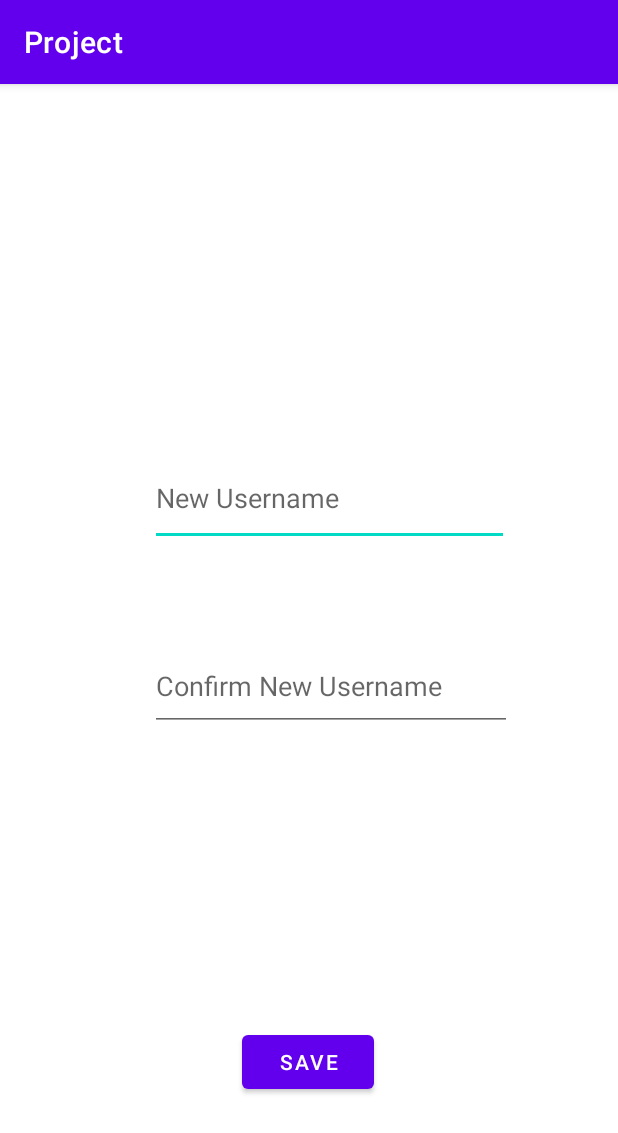
After one commit to kirtanakrishnan/CS4520_FinalProject, an Android app: the fragment EditProfileFragment shown on its own in the app's theme, on a phone screen of 412 x 824 dp. The commit adds this screen. Shown: the top 1133 px of the screen. Run offline under Robolectric (Android 15) with nearby library versions, the light colour scheme and no system bars.

Commit message:
profile front end

```diff
--- /dev/null
+++ b/app/src/main/java/com/example/project/EditProfileFragment.java
@@ -0,0 +1,64 @@
+package com.example.project;
+
+import android.os.Bundle;
+
+import androidx.fragment.app.Fragment;
+
+import android.view.LayoutInflater;
+import android.view.View;
+import android.view.ViewGroup;
+
+/**
+ * A simple {@link Fragment} subclass.
+ * Use the {@link EditProfileFragment#newInstance} factory method to
+ * create an instance of this fragment.
+ */
+public class EditProfileFragment extends Fragment {
+
+    // TODO: Rename parameter arguments, choose names that match
+    // the fragment initialization parameters, e.g. ARG_ITEM_NUMBER
+    private static final String ARG_PARAM1 = "param1";
+    private static final String ARG_PARAM2 = "param2";
+
+    // TODO: Rename and change types of parameters
+    private String mParam1;
+    private String mParam2;
+
+    public EditProfileFragment() {
+        // Required empty public constructor
+    }
+
+    /**
+     * Use this factory method to create a new instance of
+     * this fragment using the provided parameters.
+     *
+     * @param param1 Parameter 1.
+     * @param param2 Parameter 2.
+     * @return A new instance of fragment EditProfileFragment.
+     */
+    // TODO: Rename and change types and number of parameters
+    public static EditProfileFragment newInstance(String param1, String param2) {
+        EditProfileFragment fragment = new EditProfileFragment();
+        Bundle args = new Bundle();
+        args.putString(ARG_PARAM1, param1);
+        args.putString(ARG_PARAM2, param2);
+        fragment.setArguments(args);
+        return fragment;
+    }
+
+    @Override
+    public void onCreate(Bundle savedInstanceState) {
+        super.onCreate(savedInstanceState);
+        if (getArguments() != null) {
+            mParam1 = getArguments().getString(ARG_PARAM1);
+            mParam2 = getArguments().getString(ARG_PARAM2);
+        }
+    }
+
+    @Override
+    public View onCreateView(LayoutInflater inflater, ViewGroup container,
+                             Bundle savedInstanceState) {
+        // Inflate the layout for this fragment
+        return inflater.inflate(R.layout.fragment_edit_profile, container, false);
+    }
+}
--- /dev/null
+++ b/app/src/main/res/layout/fragment_edit_profile.xml
@@ -0,0 +1,63 @@
+<?xml version="1.0" encoding="utf-8"?>
+<androidx.constraintlayout.widget.ConstraintLayout xmlns:android="http://schemas.android.com/apk/res/android"
+    xmlns:app="http://schemas.android.com/apk/res-auto"
+    xmlns:tools="http://schemas.android.com/tools"
+    android:id="@+id/frameLayout2"
+    android:layout_width="match_parent"
+    android:layout_height="match_parent"
+    tools:context=".EditProfileFragment" >
+
+    <ImageView
+        android:id="@+id/chooseProfilePic"
+        android:layout_width="wrap_content"
+        android:layout_height="wrap_content"
+        android:layout_marginTop="100dp"
+        app:layout_constraintEnd_toEndOf="parent"
+        app:layout_constraintHorizontal_bias="0.498"
+        app:layout_constraintStart_toStartOf="parent"
+        app:layout_constraintTop_toTopOf="parent"
+        tools:src="@tools:sample/avatars" />
+
+    <Button
+        android:id="@+id/buttonSave"
+        android:layout_width="wrap_content"
+        android:layout_height="wrap_content"
+        android:layout_marginBottom="92dp"
+        android:text="@string/name_save"
+        app:layout_constraintBottom_toBottomOf="parent"
+        app:layout_constraintEnd_toEndOf="parent"
+        app:layout_constraintHorizontal_bias="0.498"
+        app:layout_constraintStart_toStartOf="parent" />
+
+    <EditText
+        android:id="@+id/editUsername"
+        android:layout_width="239dp"
+        android:layout_height="64dp"
+        android:layout_marginStart="100dp"
+        android:layout_marginEnd="100dp"
+        android:hint="@string/name_editUsername"
+        android:inputType="text"
+        app:layout_constraintBottom_toTopOf="@+id/buttonSave"
+        app:layout_constraintEnd_toEndOf="parent"
+        app:layout_constraintHorizontal_bias="0.0"
+        app:layout_constraintStart_toStartOf="parent"
+        app:layout_constraintTop_toBottomOf="@+id/chooseProfilePic"
+        app:layout_constraintVertical_bias="0.311" />
+
+    <EditText
+        android:id="@+id/confirmUsername"
+        android:layout_width="241dp"
+        android:layout_height="60dp"
+        android:layout_marginStart="100dp"
+        android:layout_marginTop="63dp"
+        android:layout_marginEnd="100dp"
+        android:layout_marginBottom="111dp"
+        android:hint="@string/name_confirmUsername"
+        android:inputType="text"
+        app:layout_constraintBottom_toTopOf="@+id/buttonSave"
+        app:layout_constraintEnd_toEndOf="parent"
+        app:layout_constraintHorizontal_bias="0.0"
+        app:layout_constraintStart_toStartOf="parent"
+        app:layout_constraintTop_toBottomOf="@+id/editUsername"
+        app:layout_constraintVertical_bias="0.0" />
+</androidx.constraintlayout.widget.ConstraintLayout>
--- a/app/src/main/res/values/strings.xml
+++ b/app/src/main/res/values/strings.xml
@@ -15,4 +15,10 @@
     <string name="add">Add</string>
     <string name="namePrompt">Name:</string>
     <string name="musicCompatibility">Music Compatibility:</string>
+    <string name="name_username">Username</string>
+    <string name="name_editProfile">Edit Profile</string>
+    <string name="name_top10">Top 10 Tracks</string>
+    <string name="name_save">Save</string>
+    <string name="name_editUsername">New Username</string>
+    <string name="name_confirmUsername">Confirm New Username</string>
 </resources>
```
Also changed, not shown: app/src/main/java/com/example/project/ProfileFragment.java (added, +64 -0 lines), app/src/main/res/layout/fragment_profile.xml (added, +65 -0 lines).
